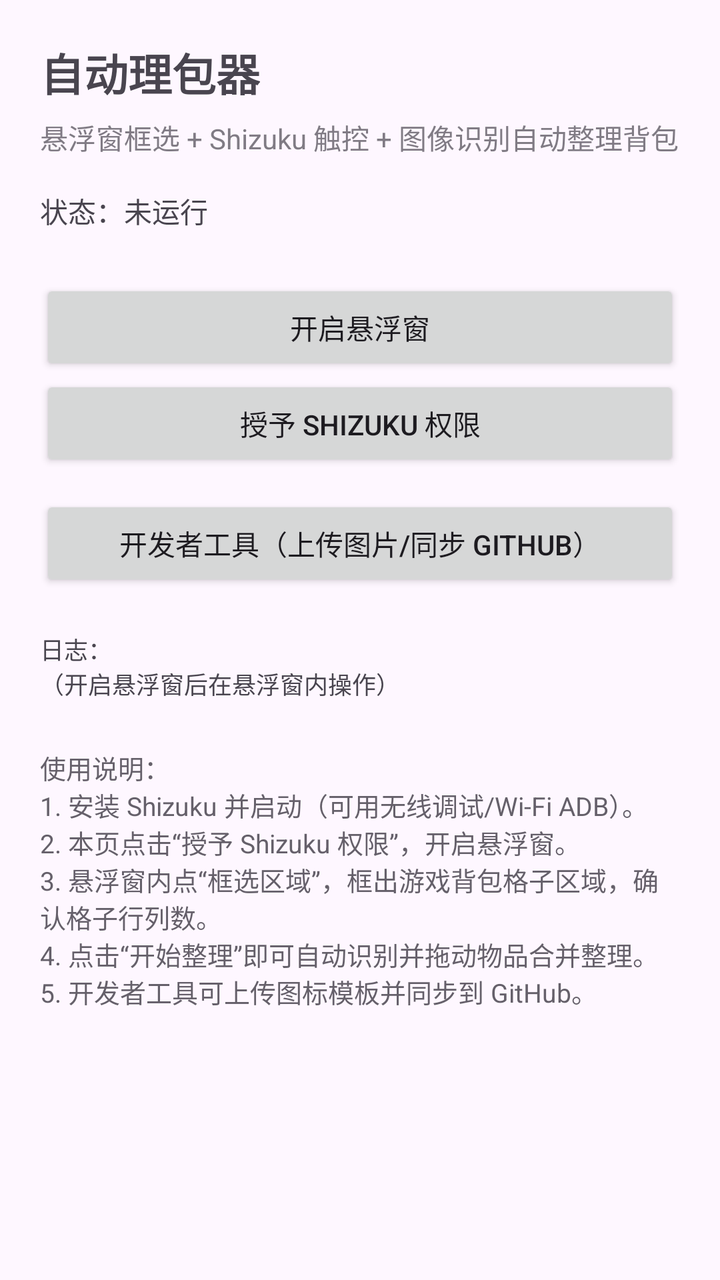
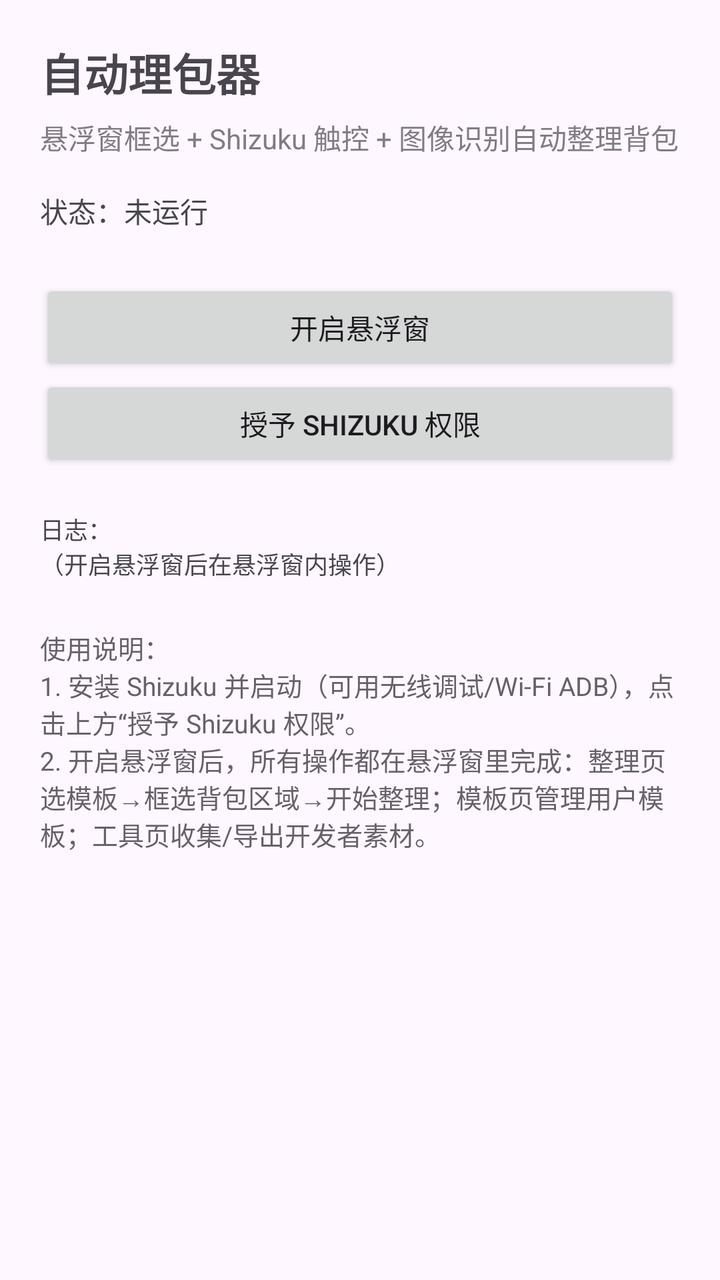

Two renders of the same Android screen: before a commit and after it. Below are the layout's source before the change and the commit's diff.
<!-- AndroidManifest.xml: application theme Theme.LostPacker -->
<!-- res/layout/activity_main.xml -->
<?xml version="1.0" encoding="utf-8"?>
<ScrollView xmlns:android="http://schemas.android.com/apk/res/android"
    android:layout_width="match_parent"
    android:layout_height="match_parent"
    android:fillViewport="true">

    <LinearLayout
        android:layout_width="match_parent"
        android:layout_height="wrap_content"
        android:orientation="vertical"
        android:padding="20dp">

        <TextView
            android:layout_width="wrap_content"
            android:layout_height="wrap_content"
            android:text="自动理包器"
            android:textSize="22sp"
            android:textStyle="bold" />

        <TextView
            android:layout_width="match_parent"
            android:layout_height="wrap_content"
            android:layout_marginTop="6dp"
            android:text="悬浮窗框选 + Shizuku 触控 + 图像识别自动整理背包"
            android:textSize="14sp"
            android:alpha="0.7" />

        <TextView
            android:id="@+id/tvStatus"
            android:layout_width="match_parent"
            android:layout_height="wrap_content"
            android:layout_marginTop="16dp"
            android:text="状态：未运行"
            android:textSize="14sp" />

        <Button
            android:id="@+id/btnStartFloat"
            android:layout_width="match_parent"
            android:layout_height="wrap_content"
            android:layout_marginTop="24dp"
            android:text="@string/start_float" />

        <Button
            android:id="@+id/btnRequestShizuku"
            android:layout_width="match_parent"
            android:layout_height="wrap_content"
            android:text="授予 Shizuku 权限" />

        <Button
            android:id="@+id/btnDevTools"
            android:layout_width="match_parent"
            android:layout_height="wrap_content"
            android:layout_marginTop="12dp"
            android:text="开发者工具（上传图片/同步 GitHub）" />

        <TextView
            android:id="@+id/tvLog"
            android:layout_width="match_parent"
            android:layout_height="wrap_content"
            android:layout_marginTop="20dp"
            android:fontFamily="monospace"
            android:textSize="12sp"
            android:text="日志：\n（开启悬浮窗后在悬浮窗内操作）" />

        <TextView
            android:layout_width="match_parent"
            android:layout_height="wrap_content"
            android:layout_marginTop="24dp"
            android:text="使用说明：\n1. 安装 Shizuku 并启动（可用无线调试/Wi-Fi ADB）。\n2. 本页点击“授予 Shizuku 权限”，开启悬浮窗。\n3. 悬浮窗内点“框选区域”，框出游戏背包格子区域，确认格子行列数。\n4. 点击“开始整理”即可自动识别并拖动物品合并整理。\n5. 开发者工具可上传图标模板并同步到 GitHub。"
            android:textSize="13sp"
            android:alpha="0.85" />
    </LinearLayout>
</ScrollView>
<!-- resources referenced by this layout -->
<resources>
  <string name="start_float">开启悬浮窗</string>
  <style name="Theme.LostPacker" parent="Theme.Material3.DayNight.NoActionBar" />
</resources>

<!-- the commit's change to res/layout/activity_main.xml (unified diff, before → after) -->
@@ -46,13 +46,6 @@
             android:layout_height="wrap_content"
             android:text="授予 Shizuku 权限" />
 
-        <Button
-            android:id="@+id/btnDevTools"
-            android:layout_width="match_parent"
-            android:layout_height="wrap_content"
-            android:layout_marginTop="12dp"
-            android:text="开发者工具（上传图片/同步 GitHub）" />
-
         <TextView
             android:id="@+id/tvLog"
             android:layout_width="match_parent"
@@ -66,7 +59,7 @@
             android:layout_width="match_parent"
             android:layout_height="wrap_content"
             android:layout_marginTop="24dp"
-            android:text="使用说明：\n1. 安装 Shizuku 并启动（可用无线调试/Wi-Fi ADB）。\n2. 本页点击“授予 Shizuku 权限”，开启悬浮窗。\n3. 悬浮窗内点“框选区域”，框出游戏背包格子区域，确认格子行列数。\n4. 点击“开始整理”即可自动识别并拖动物品合并整理。\n5. 开发者工具可上传图标模板并同步到 GitHub。"
+            android:text="使用说明：\n1. 安装 Shizuku 并启动（可用无线调试/Wi-Fi ADB），点击上方“授予 Shizuku 权限”。\n2. 开启悬浮窗后，所有操作都在悬浮窗里完成：整理页选模板→框选背包区域→开始整理；模板页管理用户模板；工具页收集/导出开发者素材。"
             android:textSize="13sp"
             android:alpha="0.85" />
     </LinearLayout>
